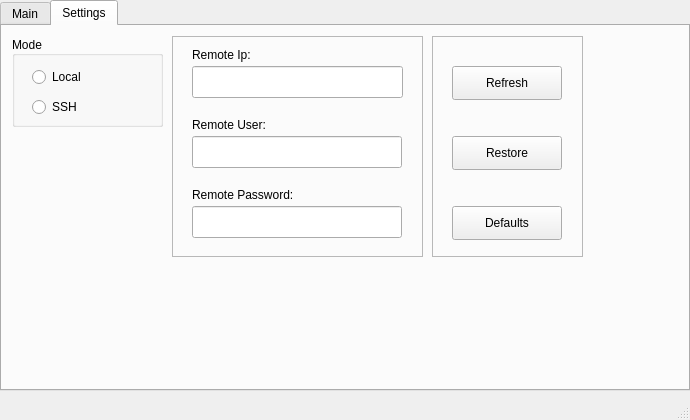
Above: assets/interface.ui from WEEE-Open/pesto before the change. Below: the same form after it.
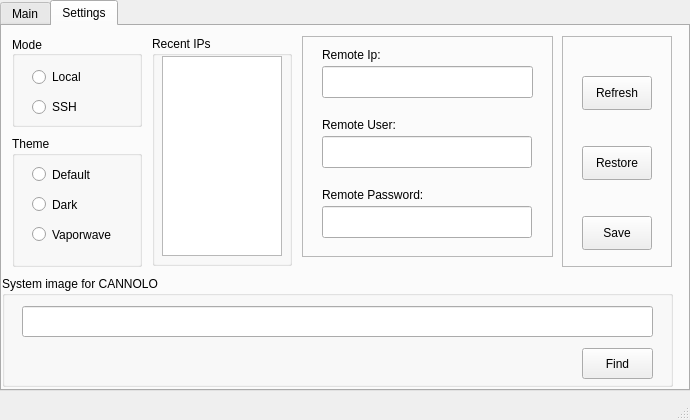
That is the form after the change. The open tabs and pages were chosen to show the change.

What changed in the file:
```diff
--- a/assets/interface.ui
+++ b/assets/interface.ui
@@ -113,7 +113,7 @@
      <widget class="QFrame" name="frame_2">
       <property name="geometry">
        <rect>
-        <x>170</x>
+        <x>300</x>
         <y>10</y>
         <width>251</width>
         <height>221</height>
@@ -200,7 +200,7 @@
        <rect>
         <x>10</x>
         <y>10</y>
-        <width>151</width>
+        <width>130</width>
         <height>91</height>
        </rect>
       </property>
@@ -243,10 +243,10 @@
      <widget class="QFrame" name="frame">
       <property name="geometry">
        <rect>
-        <x>430</x>
+        <x>560</x>
         <y>10</y>
-        <width>151</width>
-        <height>221</height>
+        <width>110</width>
+        <height>231</height>
        </rect>
       </property>
       <property name="frameShape">
@@ -259,8 +259,8 @@
        <property name="geometry">
         <rect>
          <x>20</x>
-         <y>30</y>
-         <width>110</width>
+         <y>40</y>
+         <width>70</width>
          <height>34</height>
         </rect>
        </property>
@@ -272,8 +272,8 @@
        <property name="geometry">
         <rect>
          <x>20</x>
-         <y>100</y>
-         <width>110</width>
+         <y>110</y>
+         <width>70</width>
          <height>34</height>
         </rect>
        </property>
@@ -285,13 +285,130 @@
        <property name="geometry">
         <rect>
          <x>20</x>
-         <y>170</y>
-         <width>110</width>
+         <y>180</y>
+         <width>70</width>
          <height>34</height>
         </rect>
        </property>
        <property name="text">
-        <string>Defaults</string>
+        <string>Save</string>
+       </property>
+      </widget>
+     </widget>
+     <widget class="QGroupBox" name="ipBox">
+      <property name="geometry">
+       <rect>
+        <x>150</x>
+        <y>10</y>
+        <width>140</width>
+        <height>230</height>
+       </rect>
+      </property>
+      <property name="title">
+       <string>Recent IPs</string>
+      </property>
+      <widget class="QListWidget" name="ipList">
+       <property name="geometry">
+        <rect>
+         <x>10</x>
+         <y>20</y>
+         <width>120</width>
+         <height>200</height>
+        </rect>
+       </property>
+      </widget>
+     </widget>
+     <widget class="QGroupBox" name="groupBox_3">
+      <property name="geometry">
+       <rect>
+        <x>0</x>
+        <y>250</y>
+        <width>671</width>
+        <height>111</height>
+       </rect>
+      </property>
+      <property name="title">
+       <string>System image for CANNOLO</string>
+      </property>
+      <widget class="QLineEdit" name="directory">
+       <property name="geometry">
+        <rect>
+         <x>20</x>
+         <y>30</y>
+         <width>631</width>
+         <height>31</height>
+        </rect>
+       </property>
+       <property name="readOnly">
+        <bool>true</bool>
+       </property>
+       <property name="clearButtonEnabled">
+        <bool>false</bool>
+       </property>
+      </widget>
+      <widget class="QPushButton" name="findDirButton">
+       <property name="geometry">
+        <rect>
+         <x>580</x>
+         <y>72</y>
+         <width>71</width>
+         <height>31</height>
+        </rect>
+       </property>
+       <property name="text">
+        <string>Find</string>
+       </property>
+      </widget>
+     </widget>
+     <widget class="QGroupBox" name="groupBox_4">
+      <property name="geometry">
+       <rect>
+        <x>10</x>
+        <y>110</y>
+        <width>130</width>
+        <height>131</height>
+       </rect>
+      </property>
+      <property name="title">
+       <string>Theme</string>
+      </property>
+      <widget class="QRadioButton" name="radioButton">
+       <property name="geometry">
+        <rect>
+         <x>20</x>
+         <y>30</y>
+         <width>82</width>
+         <height>17</height>
+        </rect>
+       </property>
+       <property name="text">
+        <string>Default</string>
+       </property>
+      </widget>
+      <widget class="QRadioButton" name="radioButton_2">
+       <property name="geometry">
+        <rect>
+         <x>20</x>
+         <y>60</y>
+         <width>82</width>
+         <height>17</height>
+        </rect>
+       </property>
+       <property name="text">
+        <string>Dark</string>
+       </property>
+      </widget>
+      <widget class="QRadioButton" name="radioButton_3">
+       <property name="geometry">
+        <rect>
+         <x>20</x>
+         <y>90</y>
+         <width>82</width>
+         <height>17</height>
+        </rect>
+       </property>
+       <property name="text">
+        <string>Vaporwave</string>
        </property>
       </widget>
      </widget>
```
